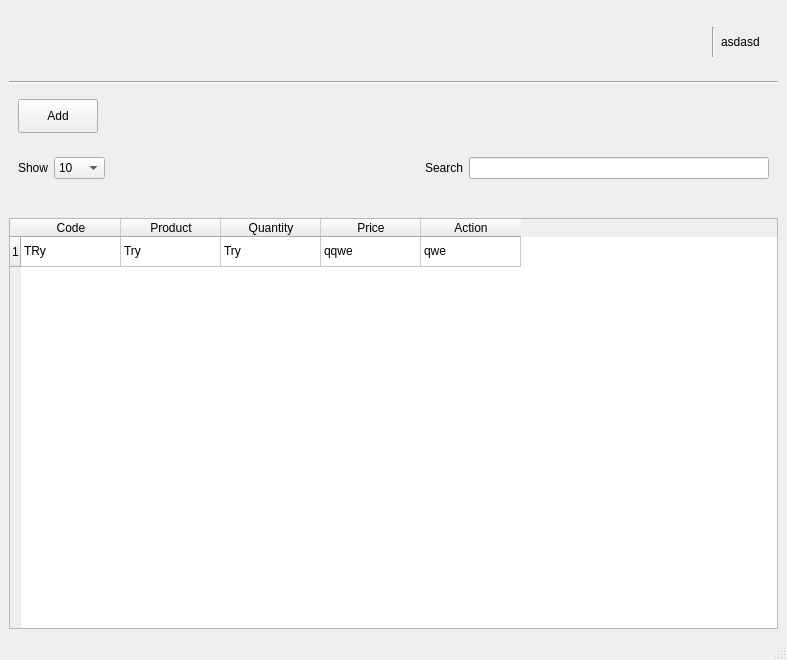
Qt form UI's/Admin.ui (Shirozo/OOP_FP) before a commit.
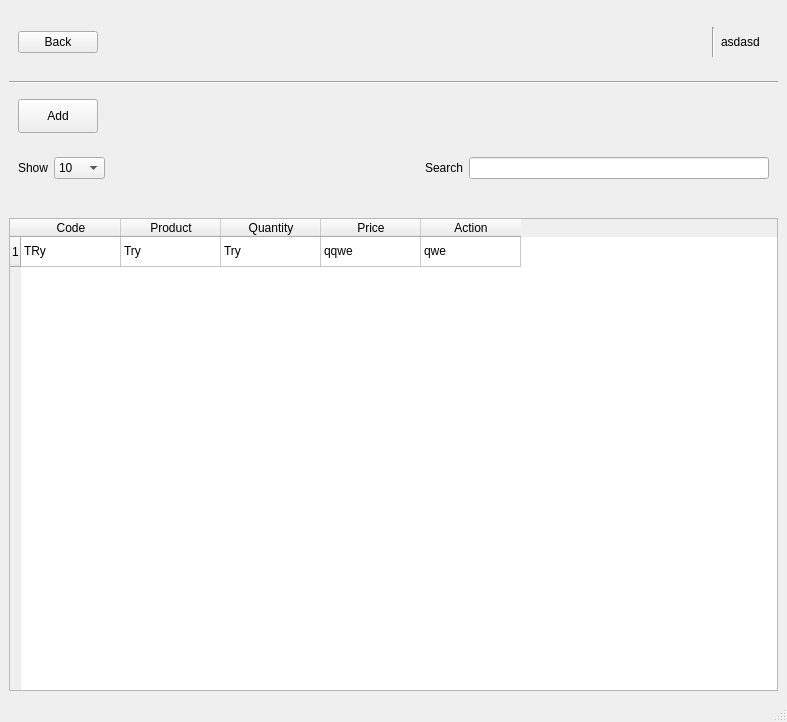
The same form after that commit.

Patch:
```diff
--- a/UI's/Admin.ui
+++ b/UI's/Admin.ui
@@ -7,7 +7,7 @@
     <x>0</x>
     <y>0</y>
     <width>787</width>
-    <height>660</height>
+    <height>722</height>
    </rect>
   </property>
   <property name="windowTitle">
@@ -18,6 +18,13 @@
     <item>
      <widget class="QWidget" name="widget" native="true">
       <layout class="QHBoxLayout" name="horizontalLayout">
+       <item alignment="Qt::AlignLeft">
+        <widget class="QPushButton" name="Backbutton">
+         <property name="text">
+          <string>Back</string>
+         </property>
+        </widget>
+       </item>
        <item alignment="Qt::AlignRight">
         <widget class="QWidget" name="widget_7" native="true">
          <layout class="QHBoxLayout" name="horizontalLayout_5">
```
